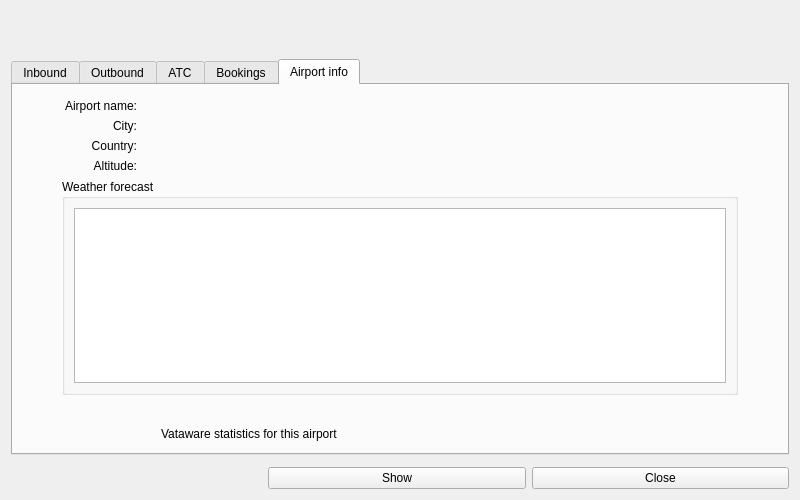
First picture: the form in source/ui/windows/airportdetailswindow.ui, repository Vatsinator/vatsinator-legacy, before the edit.
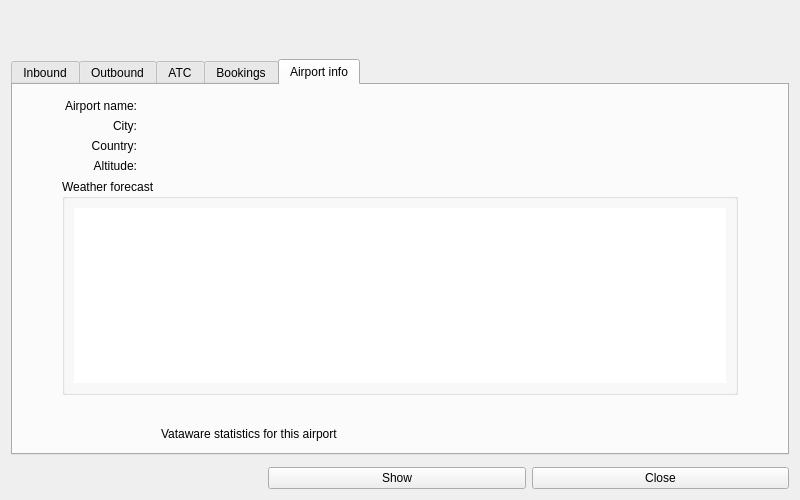
Second picture: the form after the edit. The open tabs and pages were chosen to show the change. Icons and pictures are not drawn. Custom widgets are drawn as their Qt base class.

Patch:
```diff
--- a/source/ui/windows/airportdetailswindow.ui
+++ b/source/ui/windows/airportdetailswindow.ui
@@ -474,7 +474,41 @@
              </property>
              <layout class="QHBoxLayout" name="horizontalLayout_12">
               <item>
-               <widget class="QTableView" name="ForecastView"/>
+               <widget class="QTableView" name="ForecastView">
+                <property name="frameShape">
+                 <enum>QFrame::NoFrame</enum>
+                </property>
+                <property name="frameShadow">
+                 <enum>QFrame::Plain</enum>
+                </property>
+                <property name="verticalScrollBarPolicy">
+                 <enum>Qt::ScrollBarAlwaysOff</enum>
+                </property>
+                <property name="horizontalScrollBarPolicy">
+                 <enum>Qt::ScrollBarAlwaysOff</enum>
+                </property>
+                <property name="editTriggers">
+                 <set>QAbstractItemView::NoEditTriggers</set>
+                </property>
+                <property name="tabKeyNavigation">
+                 <bool>false</bool>
+                </property>
+                <property name="showDropIndicator" stdset="0">
+                 <bool>false</bool>
+                </property>
+                <property name="selectionMode">
+                 <enum>QAbstractItemView::NoSelection</enum>
+                </property>
+                <property name="showGrid">
+                 <bool>false</bool>
+                </property>
+                <attribute name="horizontalHeaderVisible">
+                 <bool>false</bool>
+                </attribute>
+                <attribute name="verticalHeaderVisible">
+                 <bool>false</bool>
+                </attribute>
+               </widget>
               </item>
              </layout>
             </widget>
```
